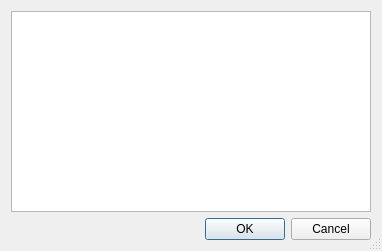
This is texteditordialog.ui in thelineva/tvkaistagui as Qt 5 draws it before an edit. The edited form follows.
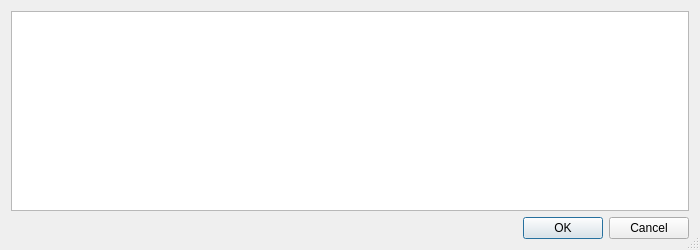
This is the edited form.

Commit message: Käynnistyskomentojen muokkausikkunan oletuskokoa kasvatettu

```diff
--- a/texteditordialog.ui
+++ b/texteditordialog.ui
@@ -6,8 +6,8 @@
    <rect>
     <x>0</x>
     <y>0</y>
-    <width>382</width>
-    <height>251</height>
+    <width>700</width>
+    <height>250</height>
    </rect>
   </property>
   <property name="windowTitle">
```
